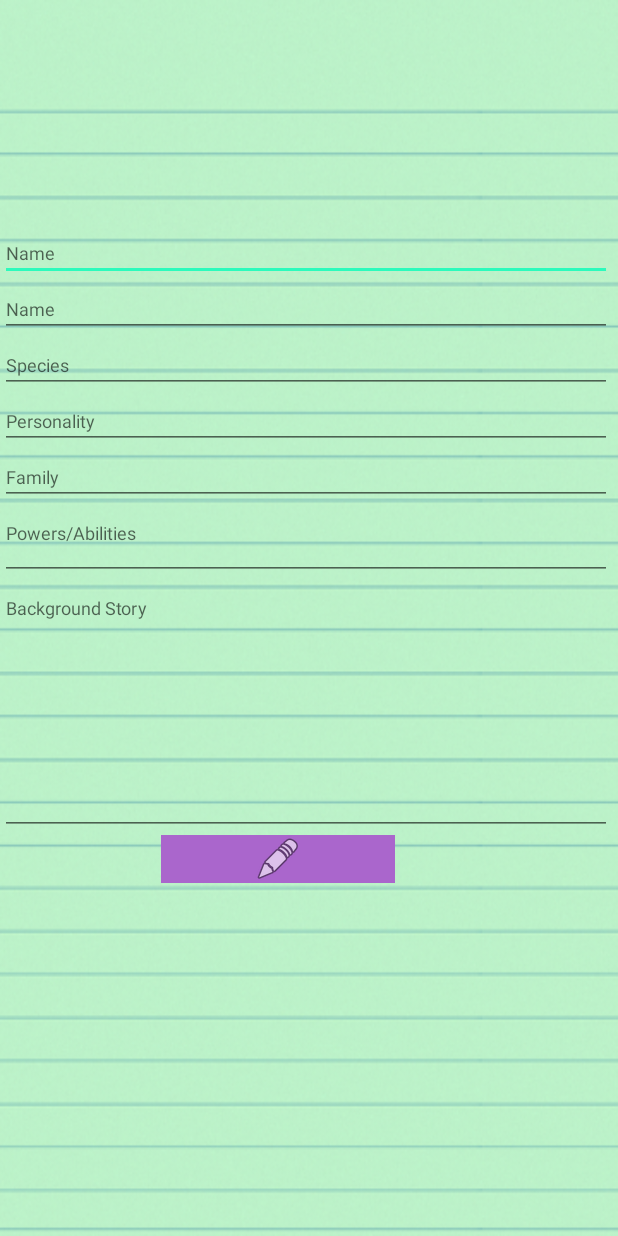
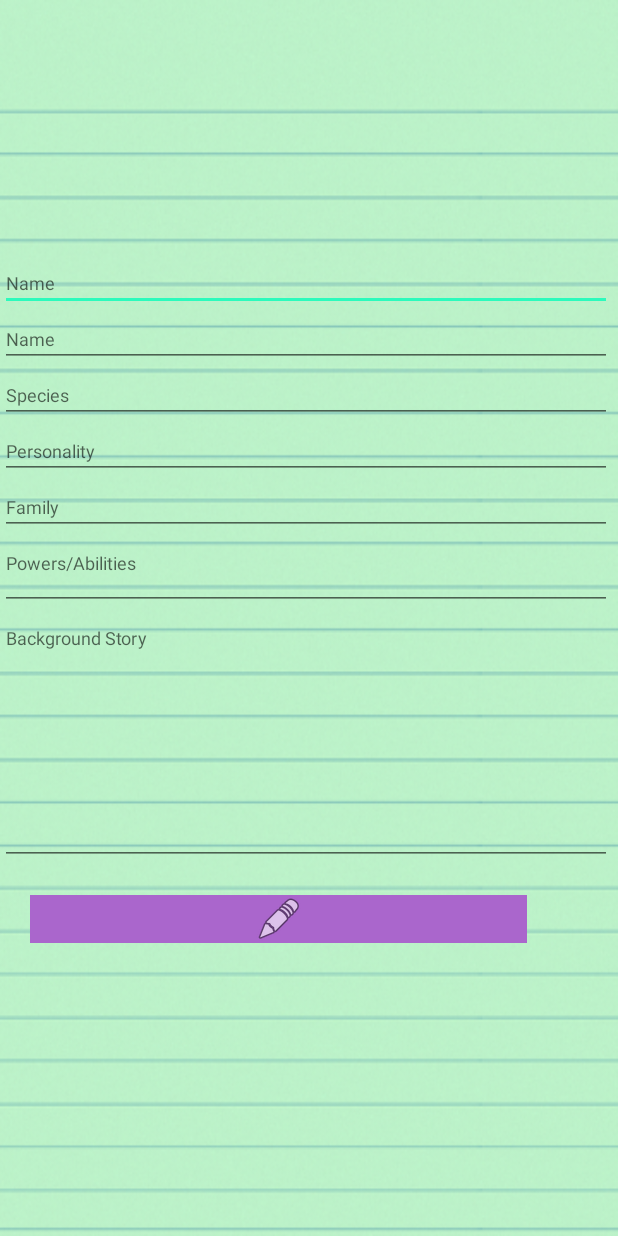
Before and after one commit to nguyl88/OriginalCharacterApp, an Android app: the layout fragment_display_character.xml on its own in the app's theme, with its tools: preview values and no code run, on a phone screen of 412 x 824 dp. Run offline under Robolectric (Android 15) with nearby library versions, the phone set to English and light mode, and no system bars.

Commit message:
Final commit 2

```diff
--- a/app/src/main/res/layout/fragment_display_character.xml
+++ b/app/src/main/res/layout/fragment_display_character.xml
@@ -28,6 +28,7 @@
                 android:layout_width="100dp"
                 android:layout_height="150dp"
                 android:layout_gravity="center"
+                android:layout_margin="10dp"
                 android:layout_weight="1">
 
             </ImageView>
@@ -119,7 +120,7 @@
                 android:textSize="12sp"
                 />
 
-            <RelativeLayout xmlns:android="http://schemas.android.com/apk/res/android"
+            <LinearLayout xmlns:android="http://schemas.android.com/apk/res/android"
                 android:layout_width="371dp"
                 android:layout_height="wrap_content">
 
@@ -128,12 +129,11 @@
                     android:id="@+id/editButton"
                     android:layout_width="156dp"
                     android:layout_height="wrap_content"
-                    android:layout_alignParentTop="true"
-                    android:layout_centerHorizontal="true"
+                    android:layout_margin="20dp"
                     android:layout_weight="1"
                     android:background="@android:color/holo_purple"
                     android:src="@android:drawable/ic_menu_edit" />
-            </RelativeLayout>
+            </LinearLayout>
 
 
         </LinearLayout>
```
